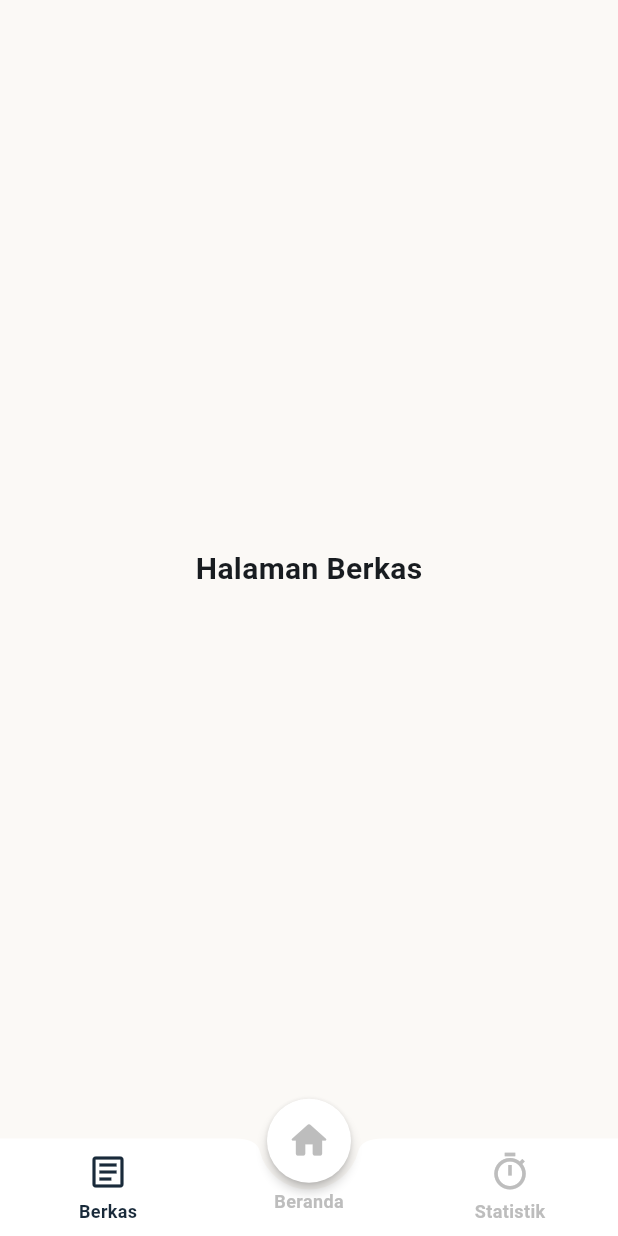
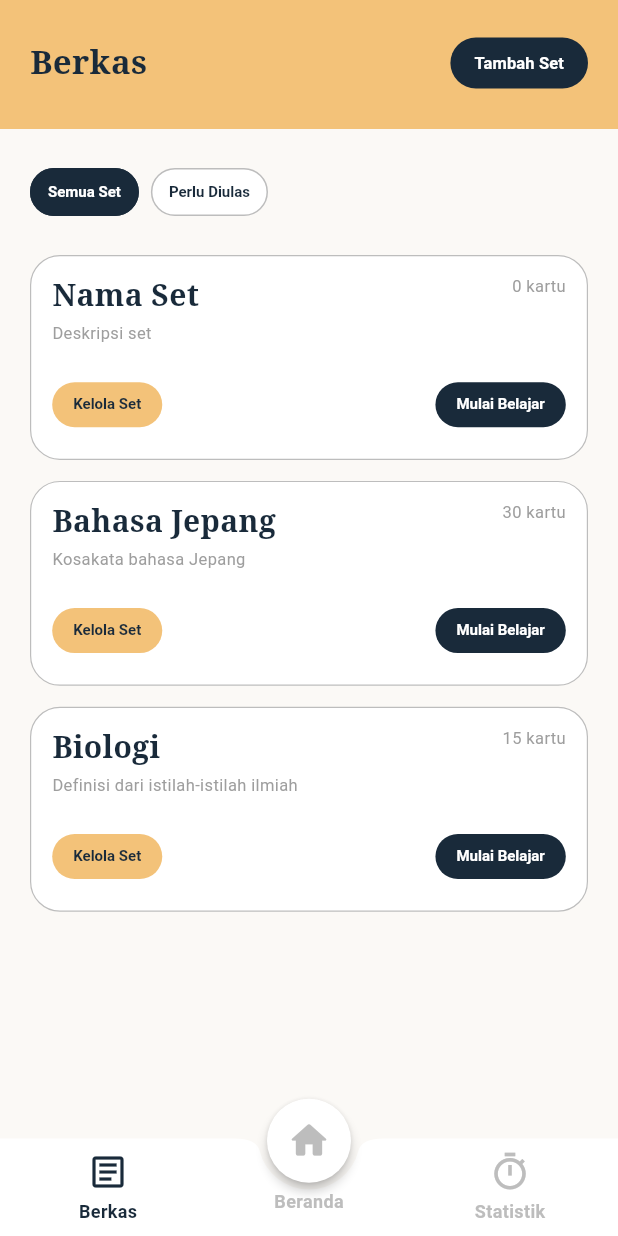
Before and after one commit to Ahmadmapple/Flashmind, a Flutter app: the screen it shows after launch, after a tap on "Berkas", on a phone screen of 412 x 824 dp. Run offline on Flutter 3.47's test engine with Material 3 defaults, Android fonts, the phone set to English and light mode, and no system bars.

Commit message:
Penambahan: Laman Berkas Statis

```diff
--- a/lib/main.dart
+++ b/lib/main.dart
@@ -1,4 +1,5 @@
 import 'package:flutter/material.dart';
+import 'pages/berkas_page.dart';
 
 void main() {
   runApp(const FlashMindApp());
@@ -140,15 +141,14 @@ class _MainPageState extends State<MainPage> {
   Widget build(BuildContext context) {
     return Scaffold(
       backgroundColor: const Color(0xFFFBF9F6),
-      body: _selectedIndex == 1
+      body: _selectedIndex == 0
+          ? const BerkasPage()
+          : _selectedIndex == 1
           ? const _HomeView()
-          : Center(
+          : const Center(
               child: Text(
-                _selectedIndex == 0 ? 'Halaman Berkas' : 'Halaman Statistik',
-                style: const TextStyle(
-                  fontSize: 20,
-                  fontWeight: FontWeight.bold,
-                ),
+                'Halaman Statistik',
+                style: TextStyle(fontSize: 20, fontWeight: FontWeight.bold),
               ),
             ),
       floatingActionButton: Transform.translate(
--- /dev/null
+++ b/lib/pages/berkas_page.dart
@@ -0,0 +1,256 @@
+import 'package:flutter/material.dart';
+
+class BerkasPage extends StatelessWidget {
+  const BerkasPage({super.key});
+
+  static const Color _primaryColor = Color(0xFF192A3A);
+  static const Color _accentColor = Color(0xFFF3C279);
+
+  static const List<_FlashcardSet> _sets = [
+    _FlashcardSet(
+      title: 'Nama Set',
+      description: 'Deskripsi set',
+      cardCount: 0,
+    ),
+    _FlashcardSet(
+      title: 'Bahasa Jepang',
+      description: 'Kosakata bahasa Jepang',
+      cardCount: 30,
+    ),
+    _FlashcardSet(
+      title: 'Biologi',
+      description: 'Definisi dari istilah-istilah ilmiah',
+      cardCount: 15,
+    ),
+  ];
+
+  @override
+  Widget build(BuildContext context) {
+    return Column(
+      children: [
+        _buildHeader(context),
+        Expanded(
+          child: SafeArea(
+            top: false,
+            child: SingleChildScrollView(
+              padding: const EdgeInsets.fromLTRB(20, 18, 20, 32),
+              child: Column(
+                crossAxisAlignment: CrossAxisAlignment.start,
+                children: [
+                  _buildFilterRow(),
+                  const SizedBox(height: 18),
+                  ..._sets.map(
+                    (set) => Padding(
+                      padding: const EdgeInsets.only(bottom: 14),
+                      child: _FlashcardSetCard(set: set),
+                    ),
+                  ),
+                ],
+              ),
+            ),
+          ),
+        ),
+      ],
+    );
+  }
+
+  Widget _buildHeader(BuildContext context) {
+    final double statusBarHeight = MediaQuery.of(context).padding.top;
+    return Container(
+      width: double.infinity,
+      padding: EdgeInsets.fromLTRB(20, statusBarHeight + 18, 20, 20),
+      decoration: const BoxDecoration(color: _accentColor),
+      child: Row(
+        children: [
+          const Expanded(
+            child: Text(
+              'Berkas',
+              style: TextStyle(
+                color: _primaryColor,
+                fontSize: 22,
+                fontWeight: FontWeight.bold,
+                fontFamily: 'serif',
+              ),
+            ),
+          ),
+          ElevatedButton(
+            // To do: hubungkan ke alur "Tambah Set" saat sudah tersedia.
+            onPressed: () {},
+            style: ButtonStyle(
+              backgroundColor: WidgetStatePropertyAll(_primaryColor),
+              foregroundColor: const WidgetStatePropertyAll(Colors.white),
+              elevation: const WidgetStatePropertyAll(0),
+              padding: const WidgetStatePropertyAll(
+                EdgeInsets.symmetric(horizontal: 16, vertical: 9),
+              ),
+              minimumSize: const WidgetStatePropertyAll(Size(0, 0)),
+              shape: WidgetStatePropertyAll(
+                RoundedRectangleBorder(borderRadius: BorderRadius.circular(18)),
+              ),
+            ),
+            child: const Text(
+              'Tambah Set',
+              style: TextStyle(fontSize: 11, fontWeight: FontWeight.bold),
+            ),
+          ),
+        ],
+      ),
+    );
+  }
+
+  Widget _buildFilterRow() {
+    return Row(
+      children: [
+        _FilterChip(label: 'Semua Set', selected: true, onPressed: () {}),
+        const SizedBox(width: 8),
+        _FilterChip(label: 'Perlu Diulas', selected: false, onPressed: () {}),
+      ],
+    );
+  }
+}
+
+class _FlashcardSetCard extends StatelessWidget {
+  const _FlashcardSetCard({required this.set});
+
+  final _FlashcardSet set;
+
+  static const Color _primaryColor = Color(0xFF192A3A);
+  static const Color _accentColor = Color(0xFFF3C279);
+
+  @override
+  Widget build(BuildContext context) {
+    return Container(
+      width: double.infinity,
+      padding: const EdgeInsets.fromLTRB(14, 12, 14, 12),
+      decoration: BoxDecoration(
+        color: Colors.white,
+        border: Border.all(color: Colors.black26, width: 0.8),
+        borderRadius: BorderRadius.circular(20),
+      ),
+      child: Column(
+        crossAxisAlignment: CrossAxisAlignment.start,
+        children: [
+          Row(
+            crossAxisAlignment: CrossAxisAlignment.start,
+            children: [
+              Expanded(
+                child: Text(
+                  set.title,
+                  style: const TextStyle(
+                    color: _primaryColor,
+                    fontSize: 20,
+                    fontWeight: FontWeight.bold,
+                    fontFamily: 'serif',
+                  ),
+                ),
+              ),
+              Text(
+                '${set.cardCount} kartu',
+                style: const TextStyle(color: Colors.grey, fontSize: 11),
+              ),
+            ],
+          ),
+          const SizedBox(height: 2),
+          Text(
+            set.description,
+            style: const TextStyle(color: Colors.grey, fontSize: 11),
+          ),
+          const SizedBox(height: 16),
+          Row(
+            mainAxisAlignment: MainAxisAlignment.spaceBetween,
+            children: [
+              _CardActionButton(
+                label: 'Kelola Set',
+                backgroundColor: _accentColor,
+                foregroundColor: _primaryColor,
+                onPressed: () {},
+              ),
+              _CardActionButton(
+                label: 'Mulai Belajar',
+                backgroundColor: _primaryColor,
+                foregroundColor: Colors.white,
+                onPressed: () {},
+              ),
+            ],
+          ),
+        ],
+      ),
+    );
+  }
+}
+
+class _CardActionButton extends StatelessWidget {
+  const _CardActionButton({
+    required this.label,
+    required this.backgroundColor,
+    required this.foregroundColor,
+    required this.onPressed,
+  });
+
+  final String label;
+  final Color backgroundColor;
+  final Color foregroundColor;
+  final VoidCallback onPressed;
+
+  @override
+  Widget build(BuildContext context) {
+    return ElevatedButton(
+      onPressed: onPressed,
+      style: ElevatedButton.styleFrom(
+        backgroundColor: backgroundColor,
+        foregroundColor: foregroundColor,
+        elevation: 0,
+        minimumSize: const Size(0, 30),
+        padding: const EdgeInsets.symmetric(horizontal: 14, vertical: 7),
+        shape: RoundedRectangleBorder(borderRadius: BorderRadius.circular(18)),
+        textStyle: const TextStyle(fontSize: 10, fontWeight: FontWeight.bold),
+      ),
+      child: Text(label),
+    );
+  }
+}
+
+class _FilterChip extends StatelessWidget {
+  const _FilterChip({
+    required this.label,
+    required this.selected,
+    required this.onPressed,
+  });
+
+  final String label;
+  final bool selected;
+  final VoidCallback onPressed;
+
+  static const Color _primaryColor = Color(0xFF192A3A);
+  static const Color _accentColor = Color(0xFFF3C279);
+
+  @override
+  Widget build(BuildContext context) {
+    return OutlinedButton(
+      onPressed: onPressed,
+      style: OutlinedButton.styleFrom(
+        backgroundColor: selected ? _primaryColor : Colors.white,
+        foregroundColor: selected ? Colors.white : _primaryColor,
+        side: BorderSide(color: selected ? _primaryColor : Colors.black26),
+        elevation: 0,
+        minimumSize: const Size(0, 32),
+        padding: const EdgeInsets.symmetric(horizontal: 12, vertical: 7),
+        shape: RoundedRectangleBorder(borderRadius: BorderRadius.circular(18)),
+        textStyle: const TextStyle(fontSize: 10, fontWeight: FontWeight.bold),
+      ),
+      child: Text(label),
+    );
+  }
+}
+
+class _FlashcardSet {
+  const _FlashcardSet({
+    required this.title,
+    required this.description,
+    required this.cardCount,
+  });
+
+  final String title;
+  final String description;
+  final int cardCount;
+}
```
